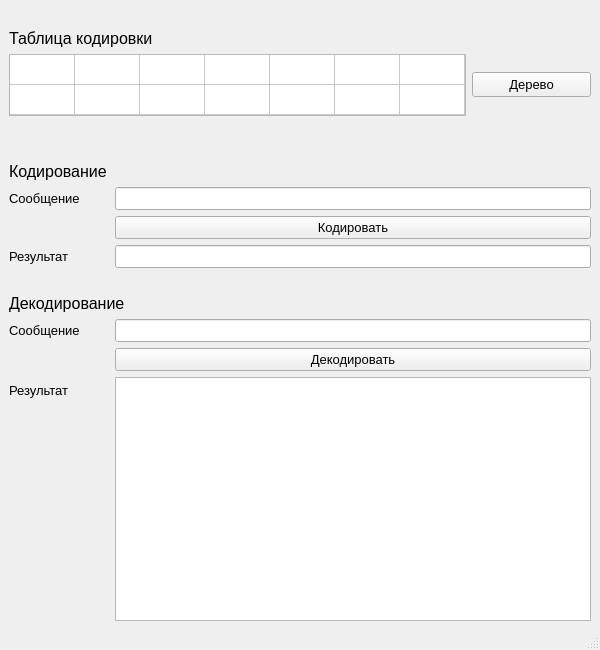
Old version of the form cod_decod.ui in the repository Art-Nata/cod_decod.
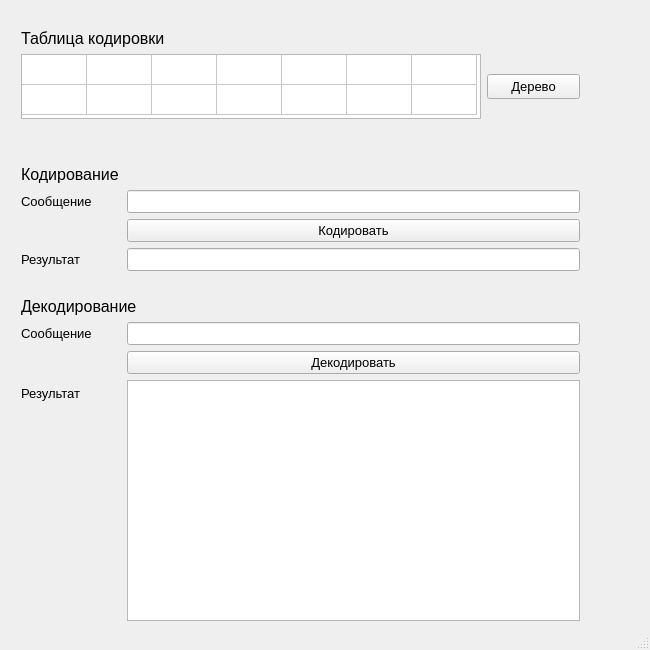
New version of the form.

Commit message: добавила новые функции кнопки дерево и отображения таблицы (не до конца) обновила окно - всё правильно

Patch:
```diff
--- a/cod_decod.ui
+++ b/cod_decod.ui
@@ -9,7 +9,7 @@
    <rect>
     <x>0</x>
     <y>0</y>
-    <width>600</width>
+    <width>650</width>
     <height>650</height>
    </rect>
   </property>
@@ -21,10 +21,16 @@
   </property>
   <property name="minimumSize">
    <size>
-    <width>600</width>
+    <width>650</width>
     <height>650</height>
    </size>
   </property>
+  <property name="maximumSize">
+   <size>
+    <width>650</width>
+    <height>651</height>
+   </size>
+  </property>
   <property name="baseSize">
    <size>
     <width>600</width>
@@ -36,14 +42,20 @@
   </property>
   <widget class="QWidget" name="centralwidget">
    <property name="sizePolicy">
-    <sizepolicy hsizetype="Minimum" vsizetype="Minimum">
+    <sizepolicy hsizetype="Fixed" vsizetype="Fixed">
      <horstretch>0</horstretch>
      <verstretch>0</verstretch>
     </sizepolicy>
    </property>
    <property name="minimumSize">
     <size>
-     <width>580</width>
+     <width>599</width>
+     <height>630</height>
+    </size>
+   </property>
+   <property name="maximumSize">
+    <size>
+     <width>600</width>
      <height>630</height>
     </size>
    </property>
@@ -53,6 +65,21 @@
      <height>630</height>
     </size>
    </property>
+   <layout class="QHBoxLayout" name="horizontalLayout_2">
+    <item>
+     <spacer name="horizontalSpacer_6">
+      <property name="orientation">
+       <enum>Qt::Horizontal</enum>
+      </property>
+      <property name="sizeHint" stdset="0">
+       <size>
+        <width>7</width>
+        <height>20</height>
+       </size>
+      </property>
+     </spacer>
+    </item>
+    <item>
    <layout class="QVBoxLayout" name="verticalLayout">
     <item>
      <spacer name="horizontalSpacer_3">
@@ -84,21 +111,21 @@
       <item>
        <widget class="QTableWidget" name="tableWidget">
         <property name="sizePolicy">
-         <sizepolicy hsizetype="Minimum" vsizetype="Minimum">
+           <sizepolicy hsizetype="Preferred" vsizetype="Preferred">
           <horstretch>0</horstretch>
           <verstretch>0</verstretch>
          </sizepolicy>
         </property>
         <property name="minimumSize">
          <size>
-          <width>457</width>
-          <height>62</height>
+            <width>460</width>
+            <height>65</height>
          </size>
         </property>
         <property name="maximumSize">
          <size>
-          <width>457</width>
-          <height>62</height>
+            <width>460</width>
+            <height>65</height>
          </size>
         </property>
         <property name="baseSize">
@@ -112,6 +139,9 @@
           <pointsize>10</pointsize>
          </font>
         </property>
+          <property name="horizontalScrollBarPolicy">
+           <enum>Qt::ScrollBarAlwaysOff</enum>
+          </property>
         <property name="autoScroll">
          <bool>true</bool>
         </property>
@@ -381,6 +411,21 @@
        </widget>
       </item>
      </layout>
+      </item>
+     </layout>
+    </item>
+    <item>
+     <spacer name="horizontalSpacer_5">
+      <property name="orientation">
+       <enum>Qt::Horizontal</enum>
+      </property>
+      <property name="sizeHint" stdset="0">
+       <size>
+        <width>7</width>
+        <height>20</height>
+       </size>
+      </property>
+     </spacer>
     </item>
    </layout>
   </widget>
```
Left out of the diff: 10 changed lines with no effect on the pictures. Lines whose indentation alone changed are shown as unchanged. The commit also changes 1 other file.
